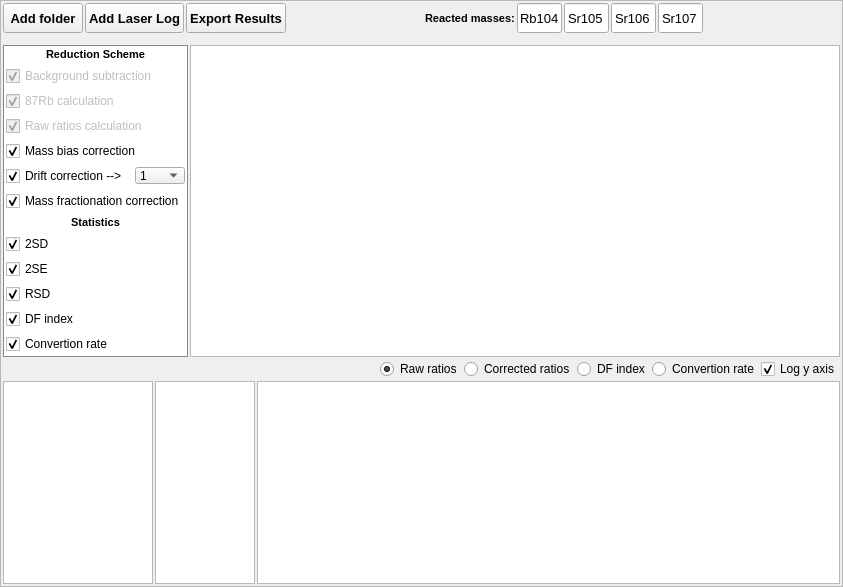
Before: the Qt Designer form ui/RbSrWindow.ui in AIR-G-UFOP/RbSr-Saturn, drawn with Qt 5.
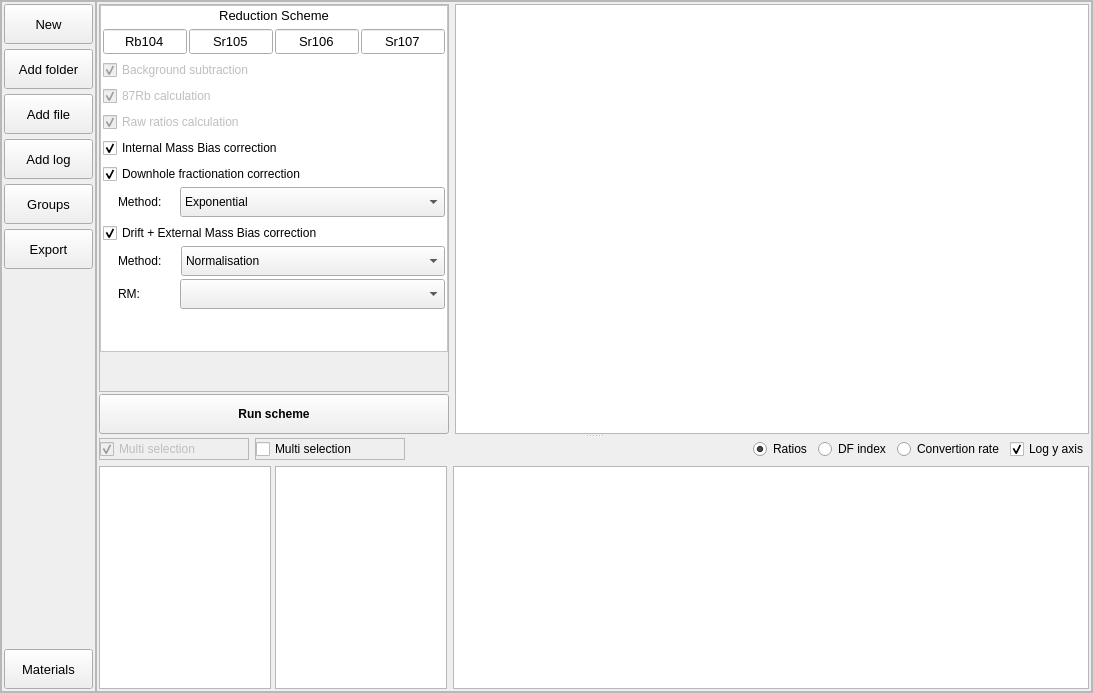
After: the same form once the commit is applied. Custom widgets are drawn as their Qt base class.

The edit to the form file:
```diff
--- a/ui/RbSrWindow.ui
+++ b/ui/RbSrWindow.ui
@@ -6,8 +6,8 @@
    <rect>
     <x>0</x>
     <y>0</y>
-    <width>843</width>
-    <height>587</height>
+    <width>1093</width>
+    <height>693</height>
    </rect>
   </property>
   <property name="windowTitle">
@@ -16,8 +16,8 @@
   <widget class="QWidget" name="stylesheet">
    <property name="minimumSize">
     <size>
-     <width>500</width>
-     <height>500</height>
+     <width>550</width>
+     <height>400</height>
     </size>
    </property>
    <layout class="QVBoxLayout" name="verticalLayout">
@@ -44,11 +44,47 @@
       <property name="frameShadow">
        <enum>QFrame::Raised</enum>
       </property>
-      <layout class="QVBoxLayout" name="verticalLayout_2">
+      <layout class="QHBoxLayout" name="horizontalLayout_4">
        <property name="spacing">
-        <number>2</number>
+        <number>0</number>
        </property>
        <property name="leftMargin">
+        <number>0</number>
+       </property>
+       <property name="topMargin">
+        <number>0</number>
+       </property>
+       <property name="rightMargin">
+        <number>0</number>
+       </property>
+       <property name="bottomMargin">
+        <number>0</number>
+       </property>
+       <item>
+        <widget class="QFrame" name="leftMenu">
+         <property name="minimumSize">
+          <size>
+           <width>95</width>
+           <height>0</height>
+          </size>
+         </property>
+         <property name="maximumSize">
+          <size>
+           <width>95</width>
+           <height>16777215</height>
+          </size>
+         </property>
+         <property name="frameShape">
+          <enum>QFrame::StyledPanel</enum>
+         </property>
+         <property name="frameShadow">
+          <enum>QFrame::Raised</enum>
+         </property>
+         <layout class="QVBoxLayout" name="verticalLayout_4">
+          <property name="spacing">
+           <number>5</number>
+          </property>
+          <property name="leftMargin">
         <number>2</number>
        </property>
        <property name="topMargin">
@@ -61,28 +97,59 @@
         <number>2</number>
        </property>
        <item>
-        <layout class="QHBoxLayout" name="horizontalLayout_2">
+           <widget class="QPushButton" name="btn_new">
+            <property name="minimumSize">
+             <size>
+              <width>65</width>
+              <height>40</height>
+             </size>
+            </property>
+            <property name="maximumSize">
+             <size>
+              <width>16777215</width>
+              <height>40</height>
+             </size>
+            </property>
+            <property name="font">
+             <font>
+              <pointsize>10</pointsize>
+             </font>
+            </property>
+            <property name="cursor">
+             <cursorShape>PointingHandCursor</cursorShape>
+            </property>
+            <property name="text">
+             <string>New</string>
+            </property>
+           </widget>
+          </item>
          <item>
           <widget class="QPushButton" name="btn_add">
+            <property name="sizePolicy">
+             <sizepolicy hsizetype="Preferred" vsizetype="Preferred">
+              <horstretch>0</horstretch>
+              <verstretch>0</verstretch>
+             </sizepolicy>
+            </property>
            <property name="minimumSize">
             <size>
-             <width>0</width>
-             <height>30</height>
+              <width>55</width>
+              <height>40</height>
             </size>
            </property>
            <property name="maximumSize">
             <size>
              <width>16777215</width>
-             <height>16777215</height>
+              <height>40</height>
             </size>
            </property>
            <property name="font">
             <font>
              <family>MS Shell Dlg 2</family>
              <pointsize>10</pointsize>
-             <weight>75</weight>
+              <weight>50</weight>
              <italic>false</italic>
-             <bold>true</bold>
+              <bold>false</bold>
             </font>
            </property>
            <property name="cursor">
@@ -93,26 +160,85 @@
            </property>
           </widget>
          </item>
+          <item>
+           <widget class="QPushButton" name="btn_addfile">
+            <property name="minimumSize">
+             <size>
+              <width>55</width>
+              <height>40</height>
+             </size>
+            </property>
+            <property name="maximumSize">
+             <size>
+              <width>16777215</width>
+              <height>40</height>
+             </size>
+            </property>
+            <property name="font">
+             <font>
+              <pointsize>10</pointsize>
+              <weight>50</weight>
+              <bold>false</bold>
+             </font>
+            </property>
+            <property name="text">
+             <string>Add file</string>
+            </property>
+           </widget>
+          </item>
          <item>
           <widget class="QPushButton" name="btn_log">
            <property name="minimumSize">
             <size>
+              <width>65</width>
+              <height>40</height>
+             </size>
+            </property>
+            <property name="maximumSize">
+             <size>
+              <width>16777215</width>
+              <height>40</height>
+             </size>
+            </property>
+            <property name="font">
+             <font>
+              <pointsize>10</pointsize>
+              <weight>50</weight>
+              <bold>false</bold>
+             </font>
+            </property>
+            <property name="cursor">
+             <cursorShape>PointingHandCursor</cursorShape>
+            </property>
+            <property name="text">
+             <string>Add log</string>
+            </property>
+           </widget>
+          </item>
+          <item>
+           <widget class="QPushButton" name="btn_groups">
+            <property name="minimumSize">
+             <size>
              <width>0</width>
-             <height>30</height>
+              <height>40</height>
+             </size>
+            </property>
+            <property name="maximumSize">
+             <size>
+              <width>16777215</width>
+              <height>40</height>
             </size>
            </property>
            <property name="font">
             <font>
              <pointsize>10</pointsize>
-             <weight>75</weight>
-             <bold>true</bold>
             </font>
            </property>
            <property name="cursor">
             <cursorShape>PointingHandCursor</cursorShape>
            </property>
            <property name="text">
-            <string>Add Laser Log</string>
+             <string>Groups</string>
            </property>
           </widget>
          </item>
@@ -120,64 +246,209 @@
           <widget class="QPushButton" name="btn_export">
            <property name="minimumSize">
             <size>
-             <width>0</width>
-             <height>30</height>
+              <width>65</width>
+              <height>40</height>
+             </size>
+            </property>
+            <property name="maximumSize">
+             <size>
+              <width>16777215</width>
+              <height>40</height>
             </size>
            </property>
            <property name="font">
             <font>
              <pointsize>10</pointsize>
-             <weight>75</weight>
-             <bold>true</bold>
+              <weight>50</weight>
+              <bold>false</bold>
             </font>
            </property>
            <property name="cursor">
             <cursorShape>PointingHandCursor</cursorShape>
            </property>
            <property name="text">
-            <string>Export Results</string>
+             <string>Export</string>
            </property>
           </widget>
          </item>
          <item>
-          <spacer name="horizontalSpacer">
+           <spacer name="verticalSpacer_2">
            <property name="orientation">
-            <enum>Qt::Horizontal</enum>
+             <enum>Qt::Vertical</enum>
            </property>
            <property name="sizeHint" stdset="0">
             <size>
-             <width>40</width>
-             <height>20</height>
+              <width>20</width>
+              <height>40</height>
             </size>
            </property>
           </spacer>
          </item>
          <item>
-          <widget class="QLabel" name="label_3">
+           <widget class="QPushButton" name="btn_RM">
+            <property name="minimumSize">
+             <size>
+              <width>0</width>
+              <height>40</height>
+             </size>
+            </property>
+            <property name="maximumSize">
+             <size>
+              <width>16777215</width>
+              <height>40</height>
+             </size>
+            </property>
            <property name="font">
             <font>
-             <pointsize>8</pointsize>
-             <weight>75</weight>
-             <bold>true</bold>
-            </font>
-           </property>
+              <pointsize>10</pointsize>
+             </font>
+            </property>
+            <property name="cursor">
+             <cursorShape>PointingHandCursor</cursorShape>
+            </property>
            <property name="text">
-            <string>Reacted masses:</string>
+             <string>Materials</string>
            </property>
           </widget>
          </item>
+         </layout>
+        </widget>
+       </item>
+       <item>
+        <widget class="QFrame" name="content">
+         <property name="frameShape">
+          <enum>QFrame::StyledPanel</enum>
+         </property>
+         <property name="frameShadow">
+          <enum>QFrame::Raised</enum>
+         </property>
+         <layout class="QVBoxLayout" name="verticalLayout_9">
+          <property name="leftMargin">
+           <number>2</number>
+          </property>
+          <property name="topMargin">
+           <number>2</number>
+          </property>
+          <property name="rightMargin">
+           <number>2</number>
+          </property>
+          <property name="bottomMargin">
+           <number>2</number>
+          </property>
+          <item>
+           <widget class="QSplitter" name="splitter">
+            <property name="orientation">
+             <enum>Qt::Vertical</enum>
+            </property>
+            <widget class="QWidget" name="layoutWidget">
+             <layout class="QHBoxLayout" name="horizontalLayout_3">
+              <property name="sizeConstraint">
+               <enum>QLayout::SetNoConstraint</enum>
+              </property>
+              <item>
+               <layout class="QVBoxLayout" name="verticalLayout_5">
+                <property name="spacing">
+                 <number>2</number>
+                </property>
+                <item>
+                 <widget class="QScrollArea" name="scrollArea">
+                  <property name="maximumSize">
+                   <size>
+                    <width>350</width>
+                    <height>400</height>
+                   </size>
+                  </property>
+                  <property name="cursor" stdset="0">
+                   <cursorShape>ArrowCursor</cursorShape>
+                  </property>
+                  <property name="widgetResizable">
+                   <bool>true</bool>
+                  </property>
+                  <widget class="QWidget" name="scrollAreaWidgetContents">
+                   <property name="geometry">
+                    <rect>
+                     <x>0</x>
+                     <y>0</y>
+                     <width>348</width>
+                     <height>394</height>
+                    </rect>
+                   </property>
+                   <layout class="QVBoxLayout" name="verticalLayout_2">
+                    <property name="spacing">
+                     <number>0</number>
+                    </property>
+                    <property name="leftMargin">
+                     <number>0</number>
+                    </property>
+                    <property name="topMargin">
+                     <number>0</number>
+                    </property>
+                    <property name="rightMargin">
+                     <number>0</number>
+                    </property>
+                    <property name="bottomMargin">
+                     <number>0</number>
+                    </property>
+                    <item alignment="Qt::AlignTop">
+                     <widget class="QFrame" name="frame">
+                      <property name="styleSheet">
+                       <string notr="true">#frame {
+	background-color: rgb(255, 255, 255);
+}</string>
+                      </property>
+                      <property name="frameShape">
+                       <enum>QFrame::StyledPanel</enum>
+                      </property>
+                      <property name="frameShadow">
+                       <enum>QFrame::Raised</enum>
+                      </property>
+                      <layout class="QVBoxLayout" name="verticalLayout_11">
+                       <property name="leftMargin">
+                        <number>2</number>
+                       </property>
+                       <property name="topMargin">
+                        <number>2</number>
+                       </property>
+                       <property name="rightMargin">
+                        <number>2</number>
+                       </property>
+                       <property name="bottomMargin">
+                        <number>2</number>
+                       </property>
+                       <item>
+                        <widget class="QLabel" name="label">
+                         <property name="font">
+                          <font>
+                           <pointsize>10</pointsize>
+                           <weight>50</weight>
+                           <bold>false</bold>
+                          </font>
+                         </property>
+                         <property name="text">
+                          <string>Reduction Scheme</string>
+                         </property>
+                         <property name="alignment">
+                          <set>Qt::AlignCenter</set>
+                         </property>
+                        </widget>
+                       </item>
+                       <item>
+                        <layout class="QHBoxLayout" name="horizontalLayout_2">
+                         <property name="spacing">
+                          <number>2</number>
+                         </property>
          <item>
           <widget class="QLineEdit" name="lineEdit_85Rb">
            <property name="minimumSize">
             <size>
              <width>45</width>
-             <height>30</height>
+                             <height>25</height>
             </size>
            </property>
            <property name="maximumSize">
             <size>
-             <width>45</width>
-             <height>16777215</height>
+                             <width>16777215</width>
+                             <height>25</height>
             </size>
            </property>
            <property name="font">
@@ -207,13 +478,13 @@
            <property name="minimumSize">
             <size>
              <width>45</width>
-             <height>30</height>
+                             <height>25</height>
             </size>
            </property>
            <property name="maximumSize">
             <size>
-             <width>45</width>
-             <height>16777215</height>
+                             <width>16777215</width>
+                             <height>25</height>
             </size>
            </property>
            <property name="font">
@@ -243,13 +514,13 @@
            <property name="minimumSize">
             <size>
              <width>45</width>
-             <height>30</height>
+                             <height>25</height>
             </size>
            </property>
            <property name="maximumSize">
             <size>
-             <width>45</width>
-             <height>30</height>
+                             <width>16777215</width>
+                             <height>25</height>
             </size>
            </property>
            <property name="font">
@@ -279,13 +550,13 @@
            <property name="minimumSize">
             <size>
              <width>45</width>
-             <height>30</height>
+                             <height>25</height>
             </size>
            </property>
            <property name="maximumSize">
             <size>
-             <width>45</width>
-             <height>30</height>
+                             <width>16777215</width>
+                             <height>25</height>
             </size>
            </property>
            <property name="font">
@@ -310,74 +581,7 @@
            </property>
           </widget>
          </item>
-         <item>
-          <spacer name="horizontalSpacer_2">
-           <property name="orientation">
-            <enum>Qt::Horizontal</enum>
-           </property>
-           <property name="sizeHint" stdset="0">
-            <size>
-             <width>40</width>
-             <height>20</height>
-            </size>
-           </property>
-          </spacer>
-         </item>
-        </layout>
-       </item>
-       <item>
-        <layout class="QHBoxLayout" name="horizontalLayout_4">
-         <item>
-          <layout class="QVBoxLayout" name="verticalLayout_4">
-           <property name="topMargin">
-            <number>10</number>
-           </property>
-           <item>
-            <widget class="QFrame" name="frame">
-             <property name="styleSheet">
-              <string notr="true">#frame {
-	background-color: rgb(255, 255, 255);
-	border: 1px solid rgb(130, 135, 144);
-}</string>
-             </property>
-             <property name="frameShape">
-              <enum>QFrame::StyledPanel</enum>
-             </property>
-             <property name="frameShadow">
-              <enum>QFrame::Raised</enum>
-             </property>
-             <layout class="QVBoxLayout" name="verticalLayout_3">
-              <property name="spacing">
-               <number>5</number>
-              </property>
-              <property name="leftMargin">
-               <number>2</number>
-              </property>
-              <property name="topMargin">
-               <number>2</number>
-              </property>
-              <property name="rightMargin">
-               <number>2</number>
-              </property>
-              <property name="bottomMargin">
-               <number>2</number>
-              </property>
-              <item>
-               <widget class="QLabel" name="label">
-                <property name="font">
-                 <font>
-                  <pointsize>8</pointsize>
-                  <weight>75</weight>
-                  <bold>true</bold>
-                 </font>
-                </property>
-                <property name="text">
-                 <string>Reduction Scheme</string>
-                </property>
-                <property name="alignment">
-                 <set>Qt::AlignCenter</set>
-                </property>
-               </widget>
+                        </layout>
               </item>
               <item>
                <widget class="QCheckBox" name="checkBox_bkg">
@@ -427,7 +631,7 @@
                  <string>Russel law</string>
                 </property>
                 <property name="text">
-                 <string>Mass bias correction</string>
+                          <string>Internal Mass Bias correction</string>
                 </property>
                 <property name="checked">
                  <bool>true</bool>
@@ -435,7 +639,101 @@
                </widget>
               </item>
               <item>
-               <layout class="QHBoxLayout" name="horizontalLayout_5">
+                        <layout class="QVBoxLayout" name="verticalLayout_10">
+                         <property name="spacing">
+                          <number>3</number>
+                         </property>
+                         <item>
+                          <widget class="QCheckBox" name="checkBox_fractionation">
+                           <property name="cursor">
+                            <cursorShape>PointingHandCursor</cursorShape>
+                           </property>
+                           <property name="text">
+                            <string>Downhole fractionation correction</string>
+                           </property>
+                           <property name="checked">
+                            <bool>true</bool>
+                           </property>
+                          </widget>
+                         </item>
+                         <item>
+                          <layout class="QHBoxLayout" name="horizontalLayout_9">
+                           <property name="spacing">
+                            <number>2</number>
+                           </property>
+                           <property name="leftMargin">
+                            <number>15</number>
+                           </property>
+                           <item>
+                            <widget class="QLabel" name="label_3">
+                             <property name="maximumSize">
+                              <size>
+                               <width>60</width>
+                               <height>16777215</height>
+                              </size>
+                             </property>
+                             <property name="text">
+                              <string>Method:</string>
+                             </property>
+                            </widget>
+                           </item>
+                           <item>
+                            <widget class="QComboBox" name="comboBox_DF">
+                             <property name="minimumSize">
+                              <size>
+                               <width>0</width>
+                               <height>30</height>
+                              </size>
+                             </property>
+                             <property name="cursor">
+                              <cursorShape>PointingHandCursor</cursorShape>
+                             </property>
+                             <item>
+                              <property name="text">
+                               <string>Exponential</string>
+                              </property>
+                             </item>
+                             <item>
+                              <property name="text">
+                               <string>Polynomial 1</string>
+                              </property>
+                             </item>
+                             <item>
+                              <property name="text">
+                               <string>Polynomial 2</string>
+                              </property>
+                             </item>
+                             <item>
+                              <property name="text">
+                               <string>Polynomial 3</string>
+                              </property>
+                             </item>
+                             <item>
+                              <property name="text">
+                               <string>Polynomial 4</string>
+                              </property>
+                             </item>
+                             <item>
+                              <property name="text">
+                               <string>Polynomial 5</string>
+                              </property>
+                             </item>
+                             <item>
+                              <property name="text">
+                               <string>Polynomial 6</string>
+                              </property>
+                             </item>
+                            </widget>
+                           </item>
+                          </layout>
+                         </item>
+                        </layout>
+                       </item>
+                       <item>
+                        <layout class="QVBoxLayout" name="verticalLayout_3">
+                         <property name="spacing">
+                          <number>3</number>
+                         </property>
                 <item>
                  <widget class="QCheckBox" name="checkBox_drift">
                   <property name="cursor">
@@ -445,19 +743,49 @@
                    <string>Polynomial</string>
                   </property>
                   <property name="text">
-                   <string>Drift correction --&gt;</string>
+                            <string>Drift + External Mass Bias correction </string>
                   </property>
                   <property name="checked">
                    <bool>true</bool>
+                           </property>
+                          </widget>
+                         </item>
+                         <item>
+                          <layout class="QHBoxLayout" name="horizontalLayout_8">
+                           <property name="leftMargin">
+                            <number>15</number>
+                           </property>
+                           <item>
+                            <widget class="QLabel" name="label_4">
+                             <property name="sizePolicy">
+                              <sizepolicy hsizetype="Preferred" vsizetype="Preferred">
+                               <horstretch>0</horstretch>
+                               <verstretch>0</verstretch>
+                              </sizepolicy>
+                             </property>
+                             <property name="maximumSize">
+                              <size>
+                               <width>60</width>
+                               <height>16777215</height>
+                              </size>
+                             </property>
+                             <property name="text">
+                              <string>Method:</string>
                   </property>
                  </widget>
                 </item>
                 <item>
                  <widget class="QComboBox" name="comboBox_poly">
+                             <property name="minimumSize">
+                              <size>
+                               <width>0</width>
+                               <height>30</height>
+                              </size>
+                             </property>
                   <property name="maximumSize">
                    <size>
-                    <width>50</width>
-                    <height>17</height>
+                               <width>16777215</width>
+                               <height>16777215</height>
                    </size>
                   </property>
                   <property name="cursor">
@@ -465,7 +793,7 @@
                   </property>
                   <item>
                    <property name="text">
-                    <string>1</string>
+                               <string>Normalisation</string>
                    </property>
                   </item>
                   <item>
@@ -493,113 +821,87 @@
                </layout>
               </item>
               <item>
-               <widget class="QCheckBox" name="checkBox_fractionation">
-                <property name="cursor">
-                 <cursorShape>PointingHandCursor</cursorShape>
-                </property>
-                <property name="text">
-                 <string>Mass fractionation correction</string>
-                </property>
-                <property name="checked">
-                 <bool>true</bool>
-                </property>
-               </widget>
-              </item>
+                          <layout class="QHBoxLayout" name="horizontalLayout_5">
+                           <property name="spacing">
+                            <number>2</number>
+                           </property>
+                           <property name="leftMargin">
+                            <number>15</number>
+                           </property>
               <item>
                <widget class="QLabel" name="label_2">
+                             <property name="maximumSize">
+                              <size>
+                               <width>60</width>
+                               <height>16777215</height>
+                              </size>
+                             </property>
+                             <property name="text">
+                              <string>RM:</string>
+                             </property>
+                            </widget>
+                           </item>
+                           <item>
+                            <widget class="QComboBox" name="comboBox_RM1">
+                             <property name="minimumSize">
+                              <size>
+                               <width>0</width>
+                               <height>30</height>
+                              </size>
+                             </property>
+                             <property name="cursor">
+                              <cursorShape>PointingHandCursor</cursorShape>
+                             </property>
+                            </widget>
+                           </item>
+                          </layout>
+                         </item>
+                        </layout>
+                       </item>
+                       <item>
+                        <spacer name="verticalSpacer">
+                         <property name="orientation">
+                          <enum>Qt::Vertical</enum>
+                         </property>
+                         <property name="sizeHint" stdset="0">
+                          <size>
+                           <width>20</width>
+                           <height>40</height>
+                          </size>
+                         </property>
+                        </spacer>
+                       </item>
+                      </layout>
+                     </widget>
+                    </item>
+                   </layout>
+                  </widget>
+                 </widget>
+                </item>
+                <item alignment="Qt::AlignTop">
+                 <widget class="QPushButton" name="btn_run">
+                  <property name="minimumSize">
+                   <size>
+                    <width>0</width>
+                    <height>40</height>
+                   </size>
+                  </property>
                 <property name="font">
                  <font>
-                  <pointsize>8</pointsize>
                   <weight>75</weight>
                   <bold>true</bold>
                  </font>
                 </property>
-                <property name="text">
-                 <string>Statistics</string>
-                </property>
-                <property name="alignment">
-                 <set>Qt::AlignCenter</set>
-                </property>
-               </widget>
-              </item>
-              <item>
-               <widget class="QCheckBox" name="checkBox_SD">
                 <property name="cursor">
                  <cursorShape>PointingHandCursor</cursorShape>
                 </property>
                 <property name="text">
-                 <string>2SD</string>
-                </property>
-                <property name="checked">
-                 <bool>true</bool>
-                </property>
-               </widget>
-              </item>
-              <item>
-               <widget class="QCheckBox" name="checkBox_SE">
-                <property name="cursor">
-                 <cursorShape>PointingHandCursor</cursorShape>
-                </property>
-                <property name="text">
-                 <string>2SE</string>
-                </property>
-                <property name="checked">
-                 <bool>true</bool>
-                </property>
-               </widget>
-              </item>
-              <item>
-               <widget class="QCheckBox" name="checkBox_RSD">
-                <property name="cursor">
-                 <cursorShape>PointingHandCursor</cursorShape>
-                </property>
-                <property name="text">
-                 <string>RSD</string>
-                </property>
-                <property name="checked">
-                 <bool>true</bool>
-                </property>
-               </widget>
-              </item>
-              <item>
-               <widget class="QCheckBox" name="checkBox_DF">
-                <property name="cursor">
-                 <cursorShape>PointingHandCursor</cursorShape>
-                </property>
-                <property name="toolTip">
-                 <string>Down hole fractionation</string>
-                </property>
-                <property name="text">
-                 <string>DF index</string>
-                </property>
-                <property name="checked">
-                 <bool>true</bool>
-                </property>
-               </widget>
-              </item>
-              <item>
-               <widget class="QCheckBox" name="checkBox_convertion">
-                <property name="cursor">
-                 <cursorShape>PointingHandCursor</cursorShape>
-                </property>
-                <property name="text">
-                 <string>Convertion rate</string>
-                </property>
-                <property name="checked">
-                 <bool>true</bool>
-                </property>
-               </widget>
-              </item>
-             </layout>
-            </widget>
-           </item>
-          </layout>
-         </item>
-         <item>
-          <layout class="QHBoxLayout" name="horizontalLayout_3">
-           <property name="topMargin">
-            <number>10</number>
-           </property>
+                   <string>Run scheme</string>
+                  </property>
+                 </widget>
+                </item>
+               </layout>
+              </item>
            <item>
             <widget class="QTableWidget" name="tableWidget">
              <property name="minimumSize">
@@ -608,19 +910,140 @@
                <height>0</height>
               </size>
              </property>
+                <property name="font">
+                 <font>
+                  <pointsize>10</pointsize>
+                 </font>
+                </property>
              <property name="frameShape">
               <enum>QFrame::StyledPanel</enum>
              </property>
             </widget>
            </item>
           </layout>
-         </item>
-        </layout>
+            </widget>
+            <widget class="QWidget" name="layoutWidget">
+             <layout class="QVBoxLayout" name="verticalLayout_6">
+              <item>
+               <layout class="QHBoxLayout" name="horizontalLayout_7">
+                <item>
+                 <widget class="QFrame" name="frame_3">
+                  <property name="enabled">
+                   <bool>true</bool>
+                  </property>
+                  <property name="minimumSize">
+                   <size>
+                    <width>150</width>
+                    <height>0</height>
+                   </size>
+                  </property>
+                  <property name="maximumSize">
+                   <size>
+                    <width>150</width>
+                    <height>16777215</height>
+                   </size>
+                  </property>
+                  <property name="frameShape">
+                   <enum>QFrame::StyledPanel</enum>
+                  </property>
+                  <property name="frameShadow">
+                   <enum>QFrame::Raised</enum>
+                  </property>
+                  <layout class="QVBoxLayout" name="verticalLayout_8">
+                   <property name="spacing">
+                    <number>0</number>
+                   </property>
+                   <property name="leftMargin">
+                    <number>0</number>
+                   </property>
+                   <property name="topMargin">
+                    <number>0</number>
+                   </property>
+                   <property name="rightMargin">
+                    <number>0</number>
+                   </property>
+                   <property name="bottomMargin">
+                    <number>0</number>
+                   </property>
+                   <item>
+                    <widget class="QCheckBox" name="runSelectioMode">
+                     <property name="enabled">
+                      <bool>false</bool>
+                     </property>
+                     <property name="maximumSize">
+                      <size>
+                       <width>16777215</width>
+                       <height>16777215</height>
+                      </size>
+                     </property>
+                     <property name="text">
+                      <string>Multi selection</string>
+                     </property>
+                     <property name="checked">
+                      <bool>true</bool>
+                     </property>
+                    </widget>
+                   </item>
+                  </layout>
+                 </widget>
        </item>
        <item>
-        <layout class="QHBoxLayout" name="horizontalLayout_6">
+                 <widget class="QFrame" name="frame_2">
+                  <property name="minimumSize">
+                   <size>
+                    <width>150</width>
+                    <height>0</height>
+                   </size>
+                  </property>
+                  <property name="maximumSize">
+                   <size>
+                    <width>150</width>
+                    <height>16777215</height>
+                   </size>
+                  </property>
+                  <property name="frameShape">
+                   <enum>QFrame::StyledPanel</enum>
+                  </property>
+                  <property name="frameShadow">
+                   <enum>QFrame::Raised</enum>
+                  </property>
+                  <layout class="QVBoxLayout" name="verticalLayout_7">
+                   <property name="spacing">
+                    <number>0</number>
+                   </property>
+                   <property name="leftMargin">
+                    <number>0</number>
+                   </property>
+                   <property name="topMargin">
+                    <number>0</number>
+                   </property>
+                   <property name="rightMargin">
+                    <number>0</number>
+                   </property>
+                   <property name="bottomMargin">
+                    <number>0</number>
+                   </property>
          <item>
-          <spacer name="horizontalSpacer_3">
+                    <widget class="QCheckBox" name="massSelectioMode">
+                     <property name="enabled">
+                      <bool>true</bool>
+                     </property>
+                     <property name="maximumSize">
+                      <size>
+                       <width>16777215</width>
+                       <height>16777215</height>
+                      </size>
+                     </property>
+                     <property name="text">
+                      <string>Multi selection</string>
+                     </property>
+                    </widget>
+                   </item>
+                  </layout>
+                 </widget>
+                </item>
+                <item>
+                 <spacer name="horizontalSpacer">
            <property name="orientation">
             <enum>Qt::Horizontal</enum>
            </property>
@@ -633,28 +1056,18 @@
           </spacer>
          </item>
          <item>
-          <widget class="QRadioButton" name="radioButton_raw">
+                 <widget class="QRadioButton" name="radioButton_ratios">
            <property name="cursor">
             <cursorShape>PointingHandCursor</cursorShape>
            </property>
            <property name="text">
-            <string>Raw ratios</string>
+                   <string>Ratios</string>
            </property>
            <property name="checked">
             <bool>true</bool>
            </property>
           </widget>
          </item>
-         <item>
-          <widget class="QRadioButton" name="radioButton_corrected">
-           <property name="cursor">
-            <cursorShape>PointingHandCursor</cursorShape>
-           </property>
-           <property name="text">
-            <string>Corrected ratios</string>
-           </property>
-          </widget>
-         </item>
          <item>
           <widget class="QRadioButton" name="radioButton_DF">
            <property name="cursor">
@@ -663,6 +1076,9 @@
            <property name="text">
             <string>DF index</string>
            </property>
+                  <property name="checked">
+                   <bool>false</bool>
+                  </property>
           </widget>
          </item>
          <item>
@@ -698,21 +1114,31 @@
         </layout>
        </item>
        <item>
-        <layout class="QHBoxLayout" name="horizontalLayout_7">
+               <layout class="QHBoxLayout" name="horizontalLayout_10">
+                <item>
+                 <layout class="QHBoxLayout" name="horizontalLayout_6">
+                  <property name="spacing">
+                   <number>4</number>
+                  </property>
          <item>
           <widget class="QListWidget" name="listWidget_names">
            <property name="minimumSize">
             <size>
-             <width>150</width>
+                      <width>100</width>
              <height>0</height>
             </size>
            </property>
            <property name="maximumSize">
             <size>
-             <width>150</width>
+                      <width>172</width>
              <height>16777215</height>
             </size>
            </property>
+                    <property name="font">
+                     <font>
+                      <pointsize>10</pointsize>
+                     </font>
+                    </property>
            <property name="cursor" stdset="0">
             <cursorShape>PointingHandCursor</cursorShape>
            </property>
@@ -734,17 +1160,24 @@
            </property>
            <property name="maximumSize">
             <size>
-             <width>100</width>
+                      <width>172</width>
              <height>16777215</height>
             </size>
            </property>
+                    <property name="font">
+                     <font>
+                      <pointsize>10</pointsize>
+                     </font>
+                    </property>
            <property name="cursor" stdset="0">
             <cursorShape>PointingHandCursor</cursorShape>
            </property>
            <property name="selectionMode">
-            <enum>QAbstractItemView::MultiSelection</enum>
-           </property>
-          </widget>
+                     <enum>QAbstractItemView::SingleSelection</enum>
+                    </property>
+                   </widget>
+                  </item>
+                 </layout>
          </item>
          <item>
           <widget class="PlotWidget" name="graphicsView">
@@ -754,6 +1187,13 @@
           </widget>
          </item>
         </layout>
+              </item>
+             </layout>
+            </widget>
+           </widget>
+          </item>
+         </layout>
+        </widget>
        </item>
       </layout>
      </widget>
```
Left out of the diff: 38 changed lines with no effect on the pictures. Lines whose indentation alone changed are shown as unchanged.
